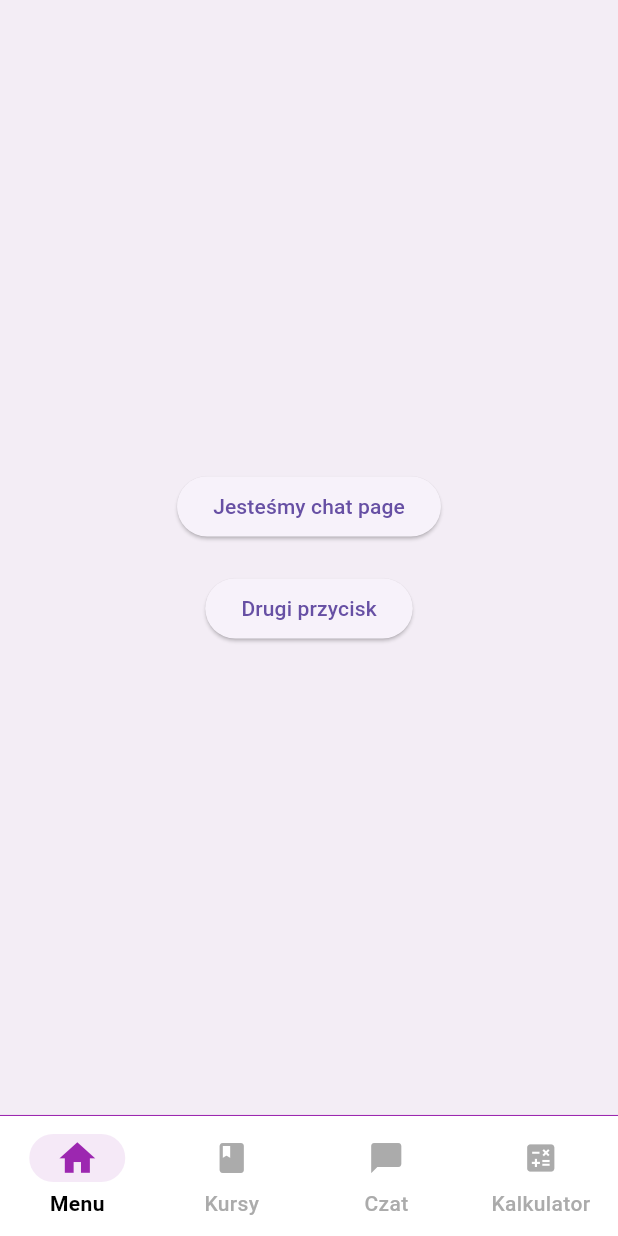
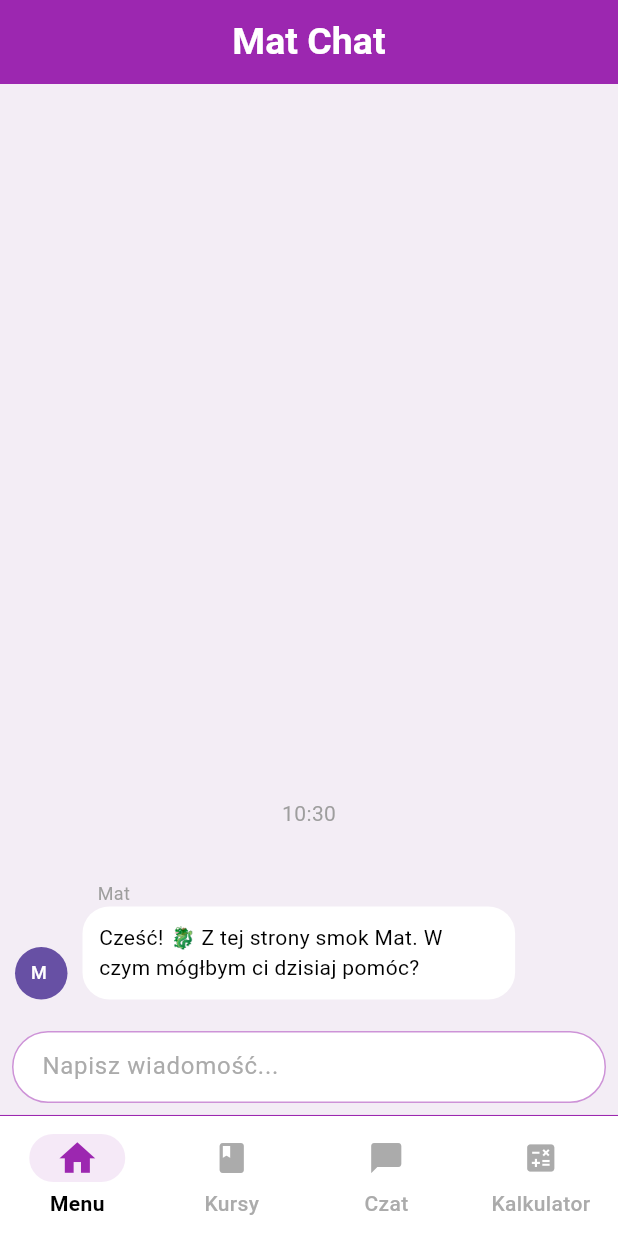
Before and after one commit to SzimiCode/AplikacjaMatematyka, a Flutter app: the ChatPage screen opened directly, on a phone screen of 412 x 824 dp. Run offline on Flutter 3.47's test engine with Material 3 defaults, Android fonts, the phone set to English and light mode, and no system bars; drawn by our look-alikes of dash_chat_2; our stand-ins replace flutter_gemini, math_expressions.

Commit message:
feat: chat page
.

```diff
--- a/aplikacjamatematyka/lib/core/main.dart
+++ b/aplikacjamatematyka/lib/core/main.dart
@@ -1,8 +1,11 @@
 import 'package:aplikacjamatematyka/core/theme/theme.dart';
 import 'package:aplikacjamatematyka/core/widget_tree.dart';
+import 'package:aplikacjamatematyka/services/google_api.dart';
 import 'package:flutter/material.dart';
+import 'package:flutter_gemini/flutter_gemini.dart';
 
 void main() {
+  Gemini.init(apiKey: GEMINI_API_KEY);
   runApp(const MyApp());
 }
 
--- a/aplikacjamatematyka/lib/features/calculator/view/pages/calculator_page.dart
+++ b/aplikacjamatematyka/lib/features/calculator/view/pages/calculator_page.dart
@@ -12,7 +12,6 @@ class CalculatorPage extends StatelessWidget {
     return ChangeNotifierProvider(
       create: (_) => CalculatorPageViewModel(),
       child: Scaffold(
-        backgroundColor: Pallete.backgroundColor,
         body: SafeArea(
           child: Consumer<CalculatorPageViewModel>(
             builder: (context, viewModel, _) => Column(
--- a/aplikacjamatematyka/lib/features/chat/view/pages/chat_page.dart
+++ b/aplikacjamatematyka/lib/features/chat/view/pages/chat_page.dart
@@ -1,37 +1,155 @@
+import 'package:aplikacjamatematyka/core/theme/app_pallete.dart';
+import 'package:aplikacjamatematyka/features/chat/viewmodel/chat_page_viewmodel.dart';
 import 'package:aplikacjamatematyka/features/home/view/widgets/navbar_widget.dart';
+import 'package:dash_chat_2/dash_chat_2.dart';
 import 'package:flutter/material.dart';
-import 'package:aplikacjamatematyka/features/chat/viewmodel/chat_page_viewmodel.dart';
+import 'package:provider/provider.dart';
 
-class ChatPage extends StatefulWidget {
-  ChatPage({super.key});
-
-  final ChatPageViewmodel viewModel = ChatPageViewmodel();
+class ChatPage extends StatelessWidget {
+  const ChatPage({super.key});
 
   @override
-  State<ChatPage> createState() => _ChatPageState();
-}
+  Widget build(BuildContext context) {
+    return ChangeNotifierProvider(
+      create: (_) => ChatPageViewmodel(),
+      child: Consumer<ChatPageViewmodel>(
+        builder: (context, viewModel, child) {
+          return Scaffold(
+            appBar: AppBar(
+              centerTitle: true,
+              backgroundColor: Pallete.purpleColor,
+              title: const Text(
+                "Mat Chat",
+                style: TextStyle(
+                  color: Pallete.whiteColor,
+                  fontWeight: FontWeight.bold,
+                  fontSize: 25,
+                ),
+              ),
+            ),
+            body: _buildUI(context, viewModel),
+            bottomNavigationBar: const NavBarWidget(),
+          );
+        },
+      ),
+    );
+  }
 
-class _ChatPageState extends State<ChatPage> {
-  @override
-  Widget build(BuildContext context) {
-    return Scaffold(
-      body: Center(
-        child: Column(
-          mainAxisAlignment: MainAxisAlignment.center,
-          children: [
-            ElevatedButton(
-              onPressed: widget.viewModel.onButtonPressed,
-              child: const Text('Jesteśmy chat page'),
+  Widget _buildUI(BuildContext context, ChatPageViewmodel viewModel) {
+    return Column(
+      children: [
+        Expanded(
+          child: DashChat(
+            currentUser: viewModel.currentUser,
+            onSend: viewModel.sendMessage,
+            messages: viewModel.messages,
+            messageOptions: MessageOptions(
+              currentUserContainerColor: Pallete.purpleColor,
+              containerColor: Pallete.whiteColor,
+              textColor: Pallete.blackColor,
+              currentUserTextColor: Pallete.whiteColor,
             ),
-            const SizedBox(height: 20),
-            ElevatedButton(
-              onPressed: widget.viewModel.onBackButtonPressed,
-              child: const Text('Drugi przycisk'),
+            inputOptions: InputOptions(
+              inputDecoration: InputDecoration(
+                hintText: "Napisz wiadomość...",
+                hintStyle: TextStyle(color: Pallete.inactiveBottomBarItemColor),
+                filled: true,
+                fillColor: Pallete.whiteColor,
+                contentPadding: const EdgeInsets.symmetric(
+                  horizontal: 16,
+                  vertical: 10,
+                ),
+                border: OutlineInputBorder(
+                  borderRadius: BorderRadius.circular(25),
+                  borderSide: BorderSide(
+                    color: Pallete.purpleColor.withOpacity(0.5),
+                  ),
+                ),
+                enabledBorder: OutlineInputBorder(
+                  borderRadius: BorderRadius.circular(25),
+                  borderSide: BorderSide(
+                    color: Pallete.purpleColor.withOpacity(0.5),
+                  ),
+                ),
+                focusedBorder: OutlineInputBorder(
+                  borderRadius: BorderRadius.circular(25),
+                  borderSide: BorderSide(color: Pallete.purpleColor, width: 2),
+                ),
+              ),
+              sendButtonBuilder: (onSend) {
+                return IconButton(
+                  icon: Icon(Icons.send, color: Pallete.purpleColor),
+                  onPressed: onSend,
+                );
+              },
             ),
-          ],
+          ),
         ),
-      ),
-      bottomNavigationBar: const NavBarWidget(),
+        if (viewModel.isTyping)
+          const Padding(
+            padding: EdgeInsets.symmetric(vertical: 8.0),
+            child: TypingIndicator(),
+          ),
+      ],
     );
   }
 }
+
+class TypingIndicator extends StatefulWidget {
+  const TypingIndicator({super.key});
+
+  @override
+  State<TypingIndicator> createState() => _TypingIndicatorState();
+}
+
+class _TypingIndicatorState extends State<TypingIndicator>
+    with SingleTickerProviderStateMixin {
+  late AnimationController _controller;
+
+  @override
+  void initState() {
+    super.initState();
+    _controller = AnimationController(
+      vsync: this,
+      duration: const Duration(milliseconds: 1000),
+    )..repeat();
+  }
+
+  @override
+  void dispose() {
+    _controller.dispose();
+    super.dispose();
+  }
+
+  @override
+  Widget build(BuildContext context) {
+    return AnimatedBuilder(
+      animation: _controller,
+      builder: (_, __) {
+        int dotCount = ((_controller.value * 3).floor() % 3) + 1;
+        return Row(
+          mainAxisAlignment: MainAxisAlignment.center,
+          children: [
+            const CircleAvatar(
+              radius: 12,
+              backgroundColor: Pallete.purpleColor,
+              child: Icon(
+                Icons.auto_awesome,
+                color: Pallete.whiteColor,
+                size: 16,
+              ),
+            ),
+            const SizedBox(width: 8),
+            Text(
+              'Mat pisze${'.' * dotCount}',
+              style: const TextStyle(
+                fontStyle: FontStyle.italic,
+                color: Pallete.greyColor,
+              ),
+            ),
+          ],
+        );
+      },
+    );
+  }
+}
--- /dev/null
+++ b/aplikacjamatematyka/lib/services/google_api.dart
@@ -0,0 +1 @@
+const String GEMINI_API_KEY = "AIzaSyCsj5egCZ_uIV-6oOtVvscRD-KRmcLunbY";
--- a/aplikacjamatematyka/pubspec.yaml
+++ b/aplikacjamatematyka/pubspec.yaml
@@ -32,6 +32,9 @@ dependencies:
     sdk: flutter
   http: ^1.2.1
   provider: ^6.1.2
+  flutter_gemini: ^3.0.0
+  dash_chat_2: ^0.0.21
+
 
   # The following adds the Cupertino Icons font to your application.
   # Use with the CupertinoIcons class for iOS style icons.
```
Also changed, not shown: aplikacjamatematyka/lib/features/chat/viewmodel/chat_page_viewmodel.dart (+69 -6 lines), aplikacjamatematyka/pubspec.lock, 5 other files.
